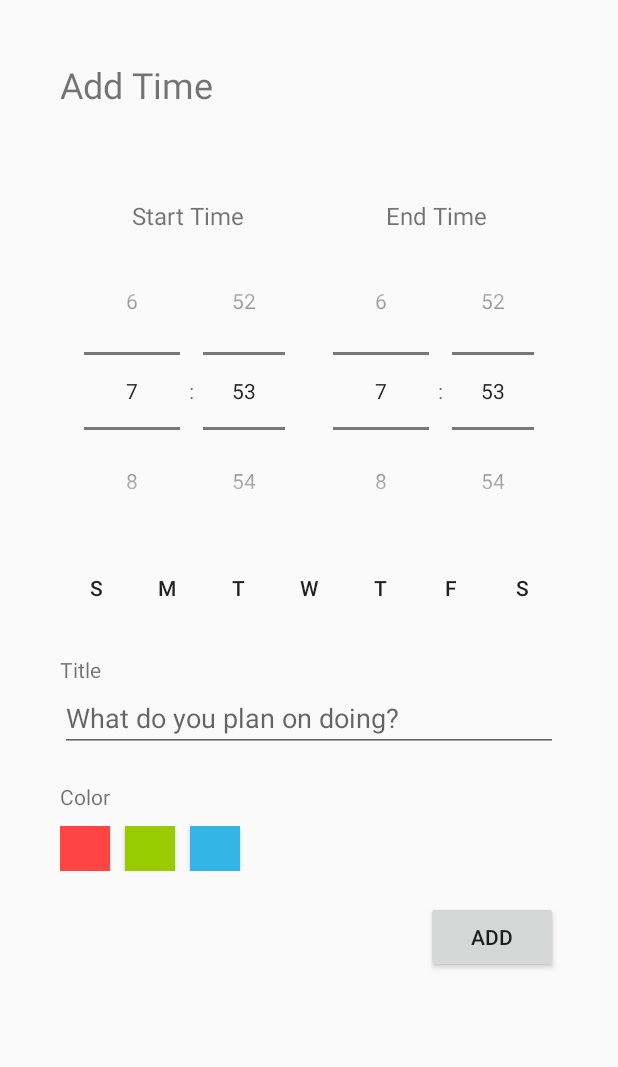
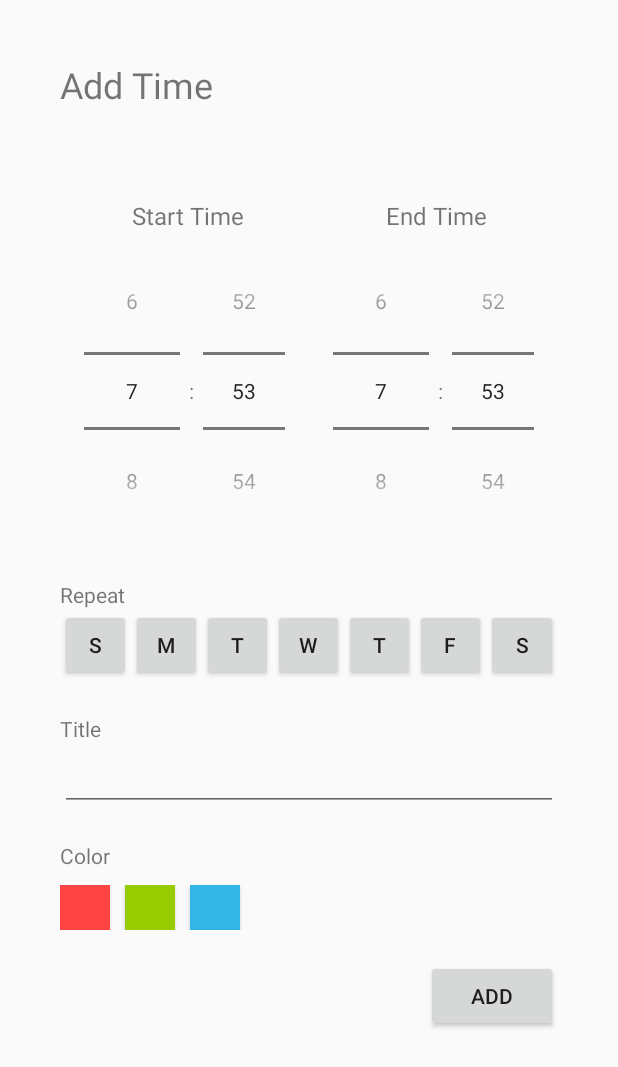
Before and after one commit to Ericwhh/Beproductiv, an Android app: the AddTimeActivity screen opened directly, with no data from a screen before it, on a phone screen of 412 x 824 dp. Shown: the top 1067 px of the screen. Run offline under Robolectric (Android 15) with nearby library versions, the phone set to English and light mode, and no system bars.

Commit message:
Update day repeat button style

```diff
--- a/app/src/main/res/drawable/circular_button.xml
+++ /dev/null
@@ -1,7 +0,0 @@
-<?xml version="1.0" encoding="utf-8"?>
-<shape xmlns:android="http://schemas.android.com/apk/res/android"
-    android:shape="oval">
-
-    <size android:height="100dp"
-        android:width="100dp" />
-</shape>
--- a/app/src/main/res/layout/activity_add_time.xml
+++ b/app/src/main/res/layout/activity_add_time.xml
@@ -1,109 +1,148 @@
 <?xml version="1.0" encoding="utf-8"?>
-<LinearLayout xmlns:android="http://schemas.android.com/apk/res/android"
+<ScrollView xmlns:android="http://schemas.android.com/apk/res/android"
     xmlns:app="http://schemas.android.com/apk/res-auto"
     xmlns:tools="http://schemas.android.com/tools"
     android:layout_width="match_parent"
     android:layout_height="match_parent"
+    android:fillViewport="true">
+
+    <LinearLayout
+        android:layout_width="match_parent"
+        android:layout_height="match_parent"
+        android:gravity="center_horizontal"
         android:orientation="vertical"
-    android:gravity="center_horizontal"
         tools:context=".AddTimeActivity">
 
         <LinearLayout
             android:layout_width="match_parent"
             android:layout_height="wrap_content"
+            android:orientation="vertical"
+            android:paddingLeft="40dp"
             android:paddingTop="40dp"
-        android:paddingLeft="40dp"
             android:paddingRight="40dp"
-        android:paddingBottom="40dp"
-        android:orientation="vertical">
+            android:paddingBottom="40dp">
+
             <TextView
                 android:id="@+id/textView"
                 android:layout_width="match_parent"
                 android:layout_height="wrap_content"
-        android:textSize="24dp"
-        android:text="Add Time" />
+                android:text="Add Time"
+                android:textSize="24dp" />
         </LinearLayout>
 
         <LinearLayout
             android:layout_width="match_parent"
             android:layout_height="match_parent"
+            android:orientation="vertical"
             android:paddingLeft="40dp"
             android:paddingRight="40dp"
-        android:paddingBottom="40dp"
-        android:orientation="vertical">
+            android:paddingBottom="40dp">
 
             <LinearLayout
                 android:layout_width="match_parent"
                 android:layout_height="wrap_content"
                 android:layout_marginTop="20dp"
                 android:orientation="horizontal">
+
                 <TextView
                     android:id="@+id/timePickerStartText"
                     android:layout_width="wrap_content"
                     android:layout_height="wrap_content"
+                    android:layout_weight="1"
                     android:gravity="center_horizontal"
-            android:layout_weight="1"
-            android:textSize="16dp"
-            android:text="Start Time" />
+                    android:text="Start Time"
+                    android:textSize="16dp" />
+
                 <TextView
                     android:id="@+id/timePickerEndText"
                     android:layout_width="wrap_content"
                     android:layout_height="wrap_content"
+                    android:layout_weight="1"
                     android:gravity="center_horizontal"
-            android:layout_weight="1"
-            android:textSize="16dp"
-            android:text="End Time" />
+                    android:text="End Time"
+                    android:textSize="16dp" />
             </LinearLayout>
 
             <LinearLayout
                 android:layout_width="match_parent"
                 android:layout_height="wrap_content"
                 android:orientation="horizontal">
+
                 <TimePicker
                     android:id="@+id/timePickerStart"
                     android:layout_width="wrap_content"
                     android:layout_height="wrap_content"
                     android:layout_weight="1"
-        android:timePickerMode="spinner"/>
+                    android:timePickerMode="spinner" />
+
                 <TimePicker
                     android:id="@+id/timePickerEnd"
                     android:layout_width="wrap_content"
                     android:layout_height="wrap_content"
                     android:layout_weight="1"
-        android:timePickerMode="spinner"/>
+                    android:timePickerMode="spinner" />
             </LinearLayout>
+
+            <TextView
+                android:id="@+id/textView3"
+                android:layout_width="match_parent"
+                android:layout_height="wrap_content"
+                android:layout_marginTop="20dp"
+                android:text="Repeat" />
+
 
             <LinearLayout
                 android:layout_width="match_parent"
                 android:layout_height="50dp"
                 android:orientation="horizontal">
+
                 <Button
                     android:id="@+id/sunday"
-            style="@style/circular_button"
-            android:text="S" />
+                    android:layout_height="wrap_content"
+                    android:layout_width="0dp"
+                    android:layout_weight="1"
+                    android:text="S"
+ />
+
                 <Button
                     android:id="@+id/monday"
-            style="@style/circular_button"
+                    android:layout_height="wrap_content"
+                    android:layout_width="0dp"                    android:layout_weight="1"
                     android:text="M" />
+
                 <Button
                     android:id="@+id/tuesday"
-            style="@style/circular_button"
+                    android:layout_height="wrap_content"
+                    android:layout_width="0dp"
+                    android:layout_weight="1"
                     android:text="T" />
+
                 <Button
                     android:id="@+id/wednesday"
-            style="@style/circular_button"
+                    android:layout_height="wrap_content"
+                    android:layout_width="0dp"
+                    android:layout_weight="1"
                     android:text="W" />
+
                 <Button
                     android:id="@+id/thursday"
-            style="@style/circular_button"
+                    android:layout_height="wrap_content"
+                    android:layout_width="0dp"
+                    android:layout_weight="1"
                     android:text="T" />
+
                 <Button
                     android:id="@+id/friday"
-            style="@style/circular_button"
+                    android:layout_height="wrap_content"
+                    android:layout_width="0dp"
+                    android:layout_weight="1"
                     android:text="F" />
+
                 <Button
                     android:id="@+id/saturday"
-            style="@style/circular_button"
+                    android:layout_height="wrap_content"
+                    android:layout_width="0dp"
+                    android:layout_weight="1"
                     android:text="S" />
             </LinearLayout>
 
@@ -119,8 +158,8 @@
                 android:layout_width="match_parent"
                 android:layout_height="wrap_content"
                 android:ems="10"
-        android:inputType="textPersonName"
-        android:hint="What do you plan on doing?" />
+                android:hint=""
+                android:inputType="textPersonName" />
 
             <TextView
                 android:id="@+id/colorsText"
@@ -132,32 +171,34 @@
             <LinearLayout
                 android:layout_width="match_parent"
                 android:layout_height="wrap_content"
-        android:weightSum="9"
                 android:layout_marginTop="10dp"
-        android:orientation="horizontal">
+                android:orientation="horizontal"
+                android:weightSum="9">
 
                 <Button
                     android:id="@+id/colorOne"
-            android:layout_weight="1"
                     android:layout_width="0dp"
                     android:layout_height="30dp"
                     android:layout_marginEnd="10dp"
+                    android:layout_weight="1"
                     android:background="@android:color/holo_red_light"
                     android:text="" />
+
                 <Button
                     android:id="@+id/colorTwo"
-            android:layout_weight="1"
                     android:layout_width="0dp"
                     android:layout_height="30dp"
                     android:layout_marginEnd="10dp"
+                    android:layout_weight="1"
                     android:background="@android:color/holo_green_light"
                     android:text="" />
+
                 <Button
                     android:id="@+id/colorThree"
-            android:layout_weight="1"
                     android:layout_width="0dp"
                     android:layout_height="30dp"
                     android:layout_marginEnd="10dp"
+                    android:layout_weight="1"
                     android:background="@android:color/holo_blue_light"
                     android:text="" />
             </LinearLayout>
@@ -167,7 +208,8 @@
                 android:layout_height="wrap_content"
                 android:layout_gravity="end"
                 android:layout_marginTop="20dp"
-        android:text="Add"/>
-    </LinearLayout>
+                android:text="Add" />
 
         </LinearLayout>
+    </LinearLayout>
+</ScrollView>
--- a/app/src/main/res/values/styles.xml
+++ b/app/src/main/res/values/styles.xml
@@ -6,10 +6,4 @@
         <item name="colorPrimaryDark">@color/colorPrimaryDark</item>
         <item name="colorAccent">@color/colorAccent</item>
     </style>
-    <style name="circular_button">
-        <item name="android:layout_width">wrap_content</item>
-        <item name="android:layout_height">wrap_content</item>
-        <item name="android:layout_weight">1</item>
-        <item name="android:background">@drawable/circular_button</item>
-    </style>
 </resources>
```
Lines whose indentation alone changed are shown as unchanged.
